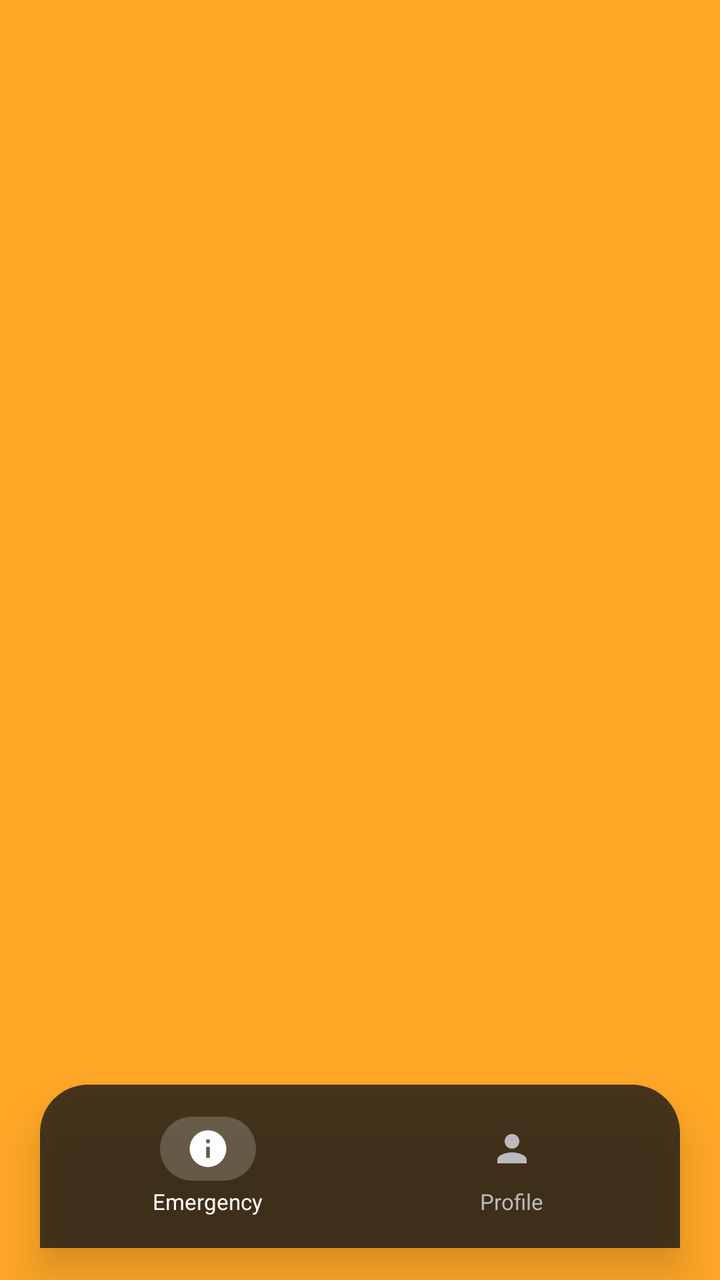
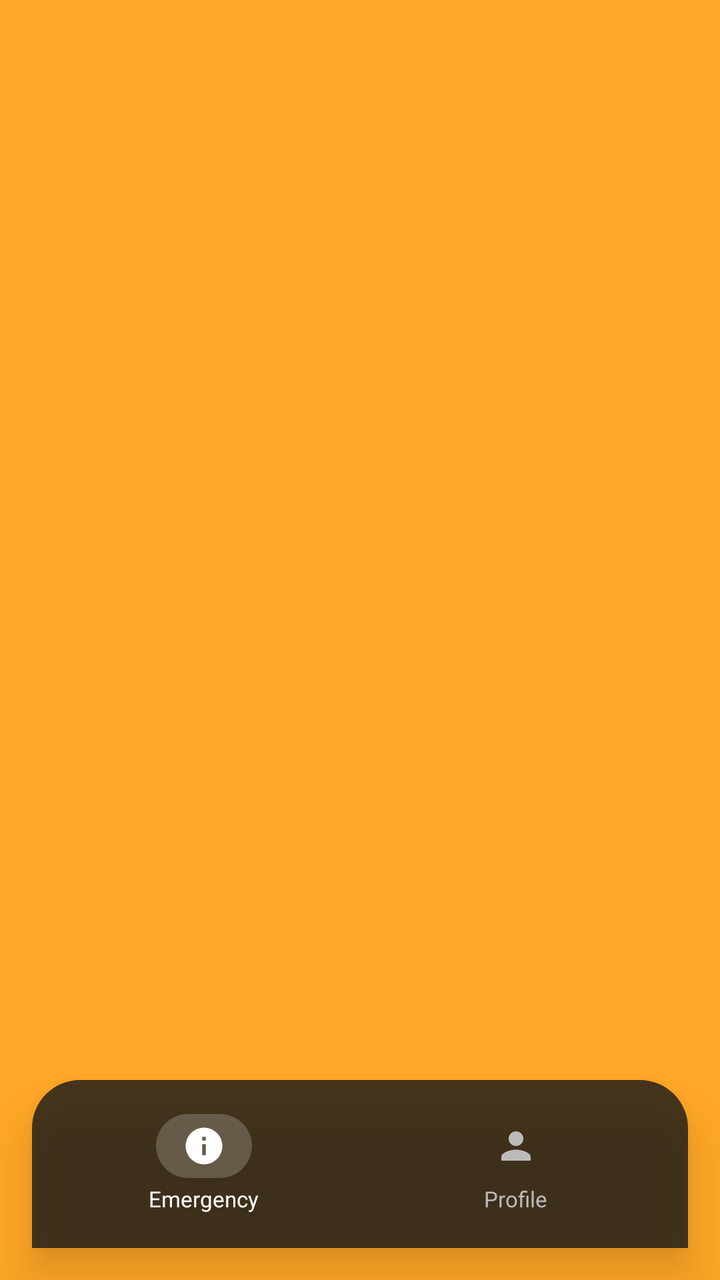

Compare the two renders of this Android layout. The source of the first and the diff that turns it into the second are given below.
<!-- AndroidManifest.xml: application theme Theme.DQRA -->
<!-- res/layout/activity_base.xml -->
<?xml version="1.0" encoding="utf-8"?>
<androidx.constraintlayout.widget.ConstraintLayout
    xmlns:android="http://schemas.android.com/apk/res/android"
    xmlns:app="http://schemas.android.com/apk/res-auto"
    android:id="@+id/clRoot"
    android:layout_width="match_parent"
    android:layout_height="match_parent"
    android:background="#FFA726">

    
    <FrameLayout
        android:id="@+id/contentFrame"
        android:layout_width="0dp"
        android:layout_height="0dp"
        app:layout_constraintTop_toTopOf="parent"
        app:layout_constraintBottom_toTopOf="@id/bottomNav"
        app:layout_constraintStart_toStartOf="parent"
        app:layout_constraintEnd_toEndOf="parent"/>

    
    <LinearLayout
        android:id="@+id/bottomNav"
        android:layout_width="0dp"
        android:layout_height="wrap_content"
        android:layout_marginStart="20dp"
        android:layout_marginEnd="20dp"
        android:layout_marginBottom="16dp"
        android:orientation="horizontal"
        android:background="@drawable/nav_bar_bg"
        android:paddingTop="10dp"
        android:paddingBottom="10dp"
        android:paddingStart="8dp"
        android:paddingEnd="8dp"
        android:elevation="12dp"
        app:layout_constraintBottom_toBottomOf="parent"
        app:layout_constraintStart_toStartOf="parent"
        app:layout_constraintEnd_toEndOf="parent">

        
        <LinearLayout
            android:id="@+id/btnHome"
            android:layout_width="0dp"
            android:layout_height="wrap_content"
            android:layout_weight="1"
            android:orientation="vertical"
            android:gravity="center"
            android:paddingTop="6dp"
            android:paddingBottom="6dp"
            android:paddingStart="8dp"
            android:paddingEnd="8dp"
            android:clickable="true"
            android:focusable="true"
            android:background="?attr/selectableItemBackgroundBorderless">

            <FrameLayout
                android:id="@+id/frameHome"
                android:layout_width="48dp"
                android:layout_height="32dp"
                android:layout_gravity="center_horizontal">

                <View
                    android:id="@+id/indicatorHome"
                    android:layout_width="match_parent"
                    android:layout_height="match_parent"
                    android:background="@drawable/nav_tab_active_bg"
                    android:visibility="visible"/>

                <ImageView
                    android:layout_width="22dp"
                    android:layout_height="22dp"
                    android:layout_gravity="center"
                    android:src="@drawable/ic_emergency"
                    android:contentDescription="Emergency"
                    android:tint="#FFFFFF"/>
            </FrameLayout>

            <TextView
                android:layout_width="wrap_content"
                android:layout_height="wrap_content"
                android:text="Emergency"
                android:textColor="#FFFFFF"
                android:textSize="11sp"
                android:layout_marginTop="3dp"/>

        </LinearLayout>

        
        <LinearLayout
            android:id="@+id/btnProfile"
            android:layout_width="0dp"
            android:layout_height="wrap_content"
            android:layout_weight="1"
            android:orientation="vertical"
            android:gravity="center"
            android:paddingTop="6dp"
            android:paddingBottom="6dp"
            android:paddingStart="8dp"
            android:paddingEnd="8dp"
            android:clickable="true"
            android:focusable="true"
            android:background="?attr/selectableItemBackgroundBorderless">

            <FrameLayout
                android:id="@+id/frameProfile"
                android:layout_width="48dp"
                android:layout_height="32dp"
                android:layout_gravity="center_horizontal">

                <View
                    android:id="@+id/indicatorProfile"
                    android:layout_width="match_parent"
                    android:layout_height="match_parent"
                    android:background="@drawable/nav_tab_active_bg"
                    android:visibility="gone"/>

                <ImageView
                    android:layout_width="22dp"
                    android:layout_height="22dp"
                    android:layout_gravity="center"
                    android:src="@drawable/ic_profile"
                    android:contentDescription="Profile"
                    android:tint="#BBBBBB"/>
            </FrameLayout>

            <TextView
                android:id="@+id/tvProfileLabel"
                android:layout_width="wrap_content"
                android:layout_height="wrap_content"
                android:text="Profile"
                android:textColor="#BBBBBB"
                android:textSize="11sp"
                android:layout_marginTop="3dp"/>

        </LinearLayout>

    </LinearLayout>

</androidx.constraintlayout.widget.ConstraintLayout>
<!-- resources referenced by this layout -->
<resources>
  <!-- drawable ic_emergency (drawable) -->
  <?xml version="1.0" encoding="utf-8"?>
  <vector xmlns:android="http://schemas.android.com/apk/res/android"
      android:width="24dp"
      android:height="24dp"
      android:viewportWidth="24"
      android:viewportHeight="24"
      android:tint="@color/white">
      <path
          android:fillColor="@android:color/white"
          android:pathData="M12,2C6.48,2 2,6.48 2,12s4.48,10 10,10 10,-4.48 10,-10S17.52,2 12,2zM13,17h-2v-6h2v6zM13,9h-2L11,7h2v2z"/>
  </vector>
  <!-- drawable ic_profile (drawable) -->
  <?xml version="1.0" encoding="utf-8"?>
  <vector xmlns:android="http://schemas.android.com/apk/res/android"
      android:width="24dp"
      android:height="24dp"
      android:viewportWidth="24"
      android:viewportHeight="24"
      android:tint="@color/white">
      <path
          android:fillColor="@android:color/white"
          android:pathData="M12,12c2.21,0 4,-1.79 4,-4s-1.79,-4 -4,-4 -4,1.79 -4,4 1.79,4 4,4zM12,14c-2.67,0 -8,1.34 -8,4v2h16v-2c0,-2.66 -5.33,-4 -8,-4z"/>
  </vector>
  <!-- drawable nav_bar_bg (drawable) -->
  <?xml version="1.0" encoding="utf-8"?>
  <shape xmlns:android="http://schemas.android.com/apk/res/android">
      <corners
          android:topLeftRadius="24dp"
          android:topRightRadius="24dp"
          android:bottomLeftRadius="0dp"
          android:bottomRightRadius="0dp"/>
      <solid android:color="#CC1A1A1A"/>
  </shape>
  <!-- drawable nav_tab_active_bg (drawable) -->
  <?xml version="1.0" encoding="utf-8"?>
  <shape xmlns:android="http://schemas.android.com/apk/res/android">
      <corners android:radius="20dp"/>
      <solid android:color="#33FFFFFF"/>
  </shape>
  <style name="Theme.DQRA" parent="Base.Theme.DQRA" />
  <color name="white">#FFFFFFFF</color>
  <style name="Base.Theme.DQRA" parent="Theme.Material3.DayNight.NoActionBar">
          
          <item name="android:statusBarColor">@color/white</item>
          
          <item name="android:windowLightStatusBar">true</item> 
          <item name="android:buttonStyle">@style/Widget.DQRA.Button</item>
          <item name="buttonStyle">@style/Widget.DQRA.Button</item>
      </style>
  <style name="Widget.DQRA.Button" parent="Widget.AppCompat.Button">
          <item name="android:backgroundTint">@null</item>
          <item name="backgroundTint">@null</item>
      </style>
</resources>

<!-- the commit's change to res/layout/activity_base.xml (unified diff, before → after) -->
@@ -5,13 +5,15 @@
     android:id="@+id/clRoot"
     android:layout_width="match_parent"
     android:layout_height="match_parent"
-    android:background="#FFA726">
+    android:background="#FFA726"
+    android:clipToPadding="false">
 
     
     <FrameLayout
         android:id="@+id/contentFrame"
         android:layout_width="0dp"
         android:layout_height="0dp"
+        android:clipToPadding="false"
         app:layout_constraintTop_toTopOf="parent"
         app:layout_constraintBottom_toTopOf="@id/bottomNav"
         app:layout_constraintStart_toStartOf="parent"
@@ -22,8 +24,8 @@
         android:id="@+id/bottomNav"
         android:layout_width="0dp"
         android:layout_height="wrap_content"
-        android:layout_marginStart="20dp"
-        android:layout_marginEnd="20dp"
+        android:layout_marginStart="16dp"
+        android:layout_marginEnd="16dp"
         android:layout_marginBottom="16dp"
         android:orientation="horizontal"
         android:background="@drawable/nav_bar_bg"
@@ -41,6 +43,7 @@
             android:id="@+id/btnHome"
             android:layout_width="0dp"
             android:layout_height="wrap_content"
+            android:minHeight="64dp"
             android:layout_weight="1"
             android:orientation="vertical"
             android:gravity="center"
@@ -80,7 +83,9 @@
                 android:text="Emergency"
                 android:textColor="#FFFFFF"
                 android:textSize="11sp"
-                android:layout_marginTop="3dp"/>
+                android:layout_marginTop="3dp"
+                android:maxLines="1"
+                android:ellipsize="end"/>
 
         </LinearLayout>
 
@@ -89,6 +94,7 @@
             android:id="@+id/btnProfile"
             android:layout_width="0dp"
             android:layout_height="wrap_content"
+            android:minHeight="64dp"
             android:layout_weight="1"
             android:orientation="vertical"
             android:gravity="center"
@@ -129,7 +135,9 @@
                 android:text="Profile"
                 android:textColor="#BBBBBB"
                 android:textSize="11sp"
-                android:layout_marginTop="3dp"/>
+                android:layout_marginTop="3dp"
+                android:maxLines="1"
+                android:ellipsize="end"/>
 
         </LinearLayout>
 
